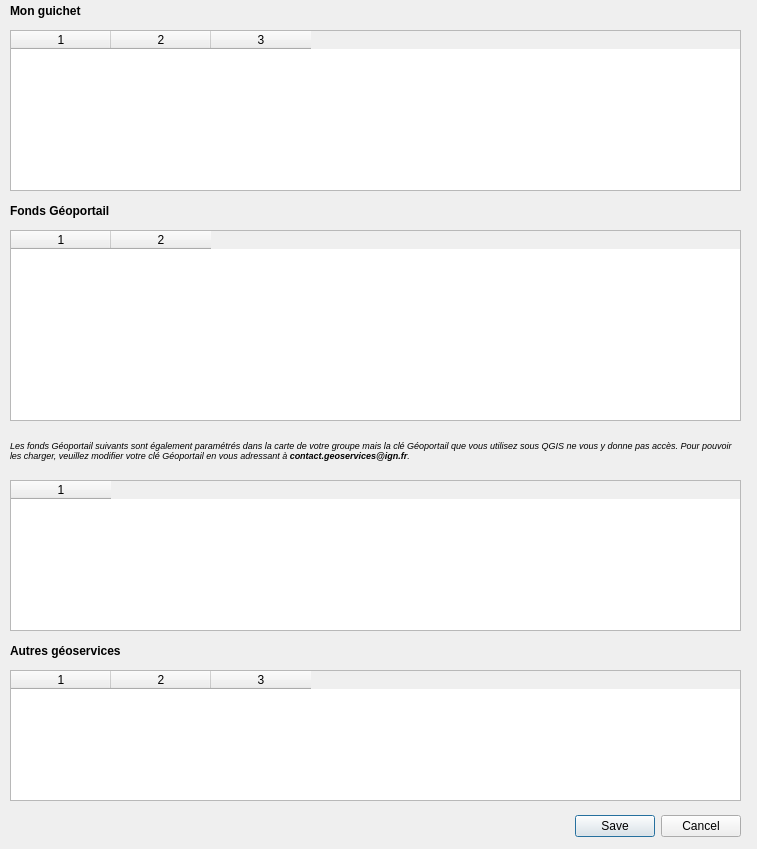
Old version of the form FormChargerGuichet_base.ui in the repository IGNF/espace-collaboratif-qgis-plugin.
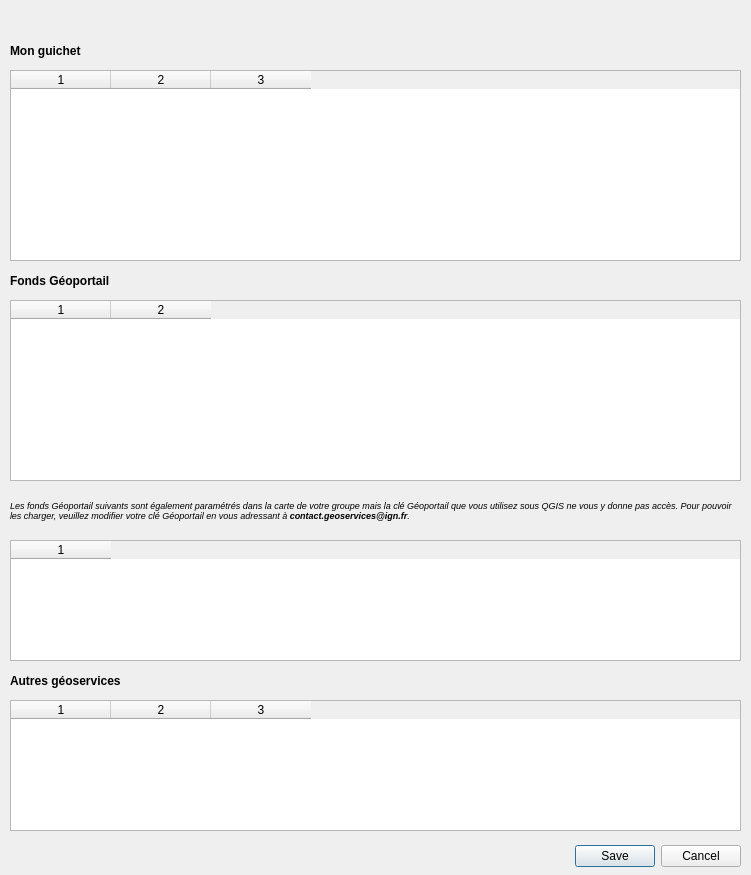
New version of the form.

Diff of the .ui file:
```diff
--- a/FormChargerGuichet_base.ui
+++ b/FormChargerGuichet_base.ui
@@ -6,8 +6,8 @@
    <rect>
     <x>0</x>
     <y>0</y>
-    <width>757</width>
-    <height>849</height>
+    <width>751</width>
+    <height>875</height>
    </rect>
   </property>
   <property name="windowTitle">
@@ -17,7 +17,7 @@
    <property name="geometry">
     <rect>
      <x>540</x>
-     <y>810</y>
+     <y>840</y>
      <width>201</width>
      <height>32</height>
     </rect>
@@ -33,7 +33,7 @@
    <property name="geometry">
     <rect>
      <x>10</x>
-     <y>0</y>
+     <y>40</y>
      <width>101</width>
      <height>21</height>
     </rect>
@@ -53,7 +53,7 @@
    <property name="geometry">
     <rect>
      <x>10</x>
-     <y>200</y>
+     <y>270</y>
      <width>131</width>
      <height>21</height>
     </rect>
@@ -73,7 +73,7 @@
    <property name="geometry">
     <rect>
      <x>10</x>
-     <y>640</y>
+     <y>670</y>
      <width>151</width>
      <height>21</height>
     </rect>
@@ -96,9 +96,9 @@
    <property name="geometry">
     <rect>
      <x>10</x>
-     <y>30</y>
+     <y>70</y>
      <width>731</width>
-     <height>161</height>
+     <height>191</height>
     </rect>
    </property>
    <property name="showGrid">
@@ -151,9 +151,9 @@
    <property name="geometry">
     <rect>
      <x>10</x>
-     <y>230</y>
+     <y>300</y>
      <width>731</width>
-     <height>191</height>
+     <height>181</height>
     </rect>
    </property>
    <property name="showGrid">
@@ -196,7 +196,7 @@
    <property name="geometry">
     <rect>
      <x>10</x>
-     <y>670</y>
+     <y>700</y>
      <width>731</width>
      <height>131</height>
     </rect>
@@ -239,9 +239,9 @@
    <property name="geometry">
     <rect>
      <x>10</x>
-     <y>480</y>
+     <y>540</y>
      <width>731</width>
-     <height>151</height>
+     <height>121</height>
     </rect>
    </property>
    <property name="showGrid">
@@ -280,7 +280,7 @@
    <property name="geometry">
     <rect>
      <x>10</x>
-     <y>420</y>
+     <y>480</y>
      <width>731</width>
      <height>61</height>
     </rect>
@@ -301,6 +301,27 @@
     <bool>true</bool>
    </property>
   </widget>
+  <widget class="QLabel" name="labelGroupeActif">
+   <property name="geometry">
+    <rect>
+     <x>10</x>
+     <y>10</y>
+     <width>301</width>
+     <height>21</height>
+    </rect>
+   </property>
+   <property name="font">
+    <font>
+     <pointsize>9</pointsize>
+     <weight>50</weight>
+     <italic>true</italic>
+     <bold>false</bold>
+    </font>
+   </property>
+   <property name="text">
+    <string/>
+   </property>
+  </widget>
  </widget>
  <resources/>
  <connections>
```
